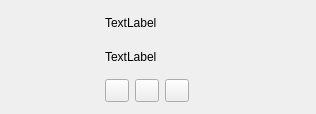
Qt form KuGouStart/MusicRepository/MusicRepoList.ui (a-mo-xi-wei/Qt-KuGouAppClient) before a commit.
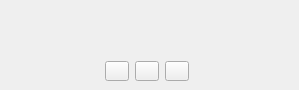
The same form after that commit. Custom widgets are drawn as their Qt base class.

Patch:
```diff
--- a/KuGouStart/MusicRepository/MusicRepoList.ui
+++ b/KuGouStart/MusicRepository/MusicRepoList.ui
@@ -6,10 +6,28 @@
    <rect>
     <x>0</x>
     <y>0</y>
-    <width>316</width>
-    <height>114</height>
+    <width>299</width>
+    <height>90</height>
    </rect>
   </property>
+  <property name="sizePolicy">
+   <sizepolicy hsizetype="Preferred" vsizetype="Fixed">
+    <horstretch>0</horstretch>
+    <verstretch>0</verstretch>
+   </sizepolicy>
+  </property>
+  <property name="minimumSize">
+   <size>
+    <width>0</width>
+    <height>90</height>
+   </size>
+  </property>
+  <property name="maximumSize">
+   <size>
+    <width>16777215</width>
+    <height>96</height>
+   </size>
+  </property>
   <property name="windowTitle">
    <string>MusicRepoList</string>
   </property>
@@ -20,6 +38,9 @@
    <property name="topMargin">
     <number>0</number>
    </property>
+   <property name="rightMargin">
+    <number>0</number>
+   </property>
    <property name="bottomMargin">
     <number>0</number>
    </property>
@@ -52,11 +73,26 @@
        <layout class="QHBoxLayout" name="horizontalLayout_24">
         <item>
          <widget class="QLabel" name="song_label">
+          <property name="sizePolicy">
+           <sizepolicy hsizetype="Preferred" vsizetype="Preferred">
+            <horstretch>0</horstretch>
+            <verstretch>0</verstretch>
+           </sizepolicy>
+          </property>
+          <property name="minimumSize">
+           <size>
+            <width>50</width>
+            <height>0</height>
+           </size>
+          </property>
           <property name="cursor">
            <cursorShape>PointingHandCursor</cursorShape>
           </property>
           <property name="text">
-           <string>TextLabel</string>
+           <string/>
+          </property>
+          <property name="scaledContents">
+           <bool>true</bool>
           </property>
          </widget>
         </item>
@@ -65,6 +101,9 @@
           <property name="orientation">
            <enum>Qt::Horizontal</enum>
           </property>
+          <property name="sizeType">
+           <enum>QSizePolicy::Expanding</enum>
+          </property>
           <property name="sizeHint" stdset="0">
            <size>
             <width>40</width>
@@ -79,11 +118,26 @@
        <layout class="QHBoxLayout" name="horizontalLayout_25">
         <item>
          <widget class="QLabel" name="singer_label">
+          <property name="sizePolicy">
+           <sizepolicy hsizetype="Preferred" vsizetype="Preferred">
+            <horstretch>0</horstretch>
+            <verstretch>0</verstretch>
+           </sizepolicy>
+          </property>
+          <property name="minimumSize">
+           <size>
+            <width>50</width>
+            <height>0</height>
+           </size>
+          </property>
           <property name="cursor">
            <cursorShape>PointingHandCursor</cursorShape>
           </property>
           <property name="text">
-           <string>TextLabel</string>
+           <string/>
+          </property>
+          <property name="scaledContents">
+           <bool>true</bool>
           </property>
          </widget>
         </item>
@@ -92,6 +146,9 @@
           <property name="orientation">
            <enum>Qt::Horizontal</enum>
           </property>
+          <property name="sizeType">
+           <enum>QSizePolicy::Expanding</enum>
+          </property>
           <property name="sizeHint" stdset="0">
            <size>
             <width>40</width>
@@ -116,6 +173,12 @@
          </property>
          <item>
           <widget class="QToolButton" name="play_add_toolButton">
+           <property name="sizePolicy">
+            <sizepolicy hsizetype="Fixed" vsizetype="Fixed">
+             <horstretch>0</horstretch>
+             <verstretch>0</verstretch>
+            </sizepolicy>
+           </property>
            <property name="cursor">
             <cursorShape>PointingHandCursor</cursorShape>
            </property>
@@ -126,6 +189,12 @@
          </item>
          <item>
           <widget class="QToolButton" name="like_toolButton">
+           <property name="sizePolicy">
+            <sizepolicy hsizetype="Fixed" vsizetype="Fixed">
+             <horstretch>0</horstretch>
+             <verstretch>0</verstretch>
+            </sizepolicy>
+           </property>
            <property name="cursor">
             <cursorShape>PointingHandCursor</cursorShape>
            </property>
@@ -136,6 +205,12 @@
          </item>
          <item>
           <widget class="QToolButton" name="comment_toolButton">
+           <property name="sizePolicy">
+            <sizepolicy hsizetype="Fixed" vsizetype="Fixed">
+             <horstretch>0</horstretch>
+             <verstretch>0</verstretch>
+            </sizepolicy>
+           </property>
            <property name="cursor">
             <cursorShape>PointingHandCursor</cursorShape>
            </property>
```
Left out of the diff: 2 changed lines with no effect on the pictures.
